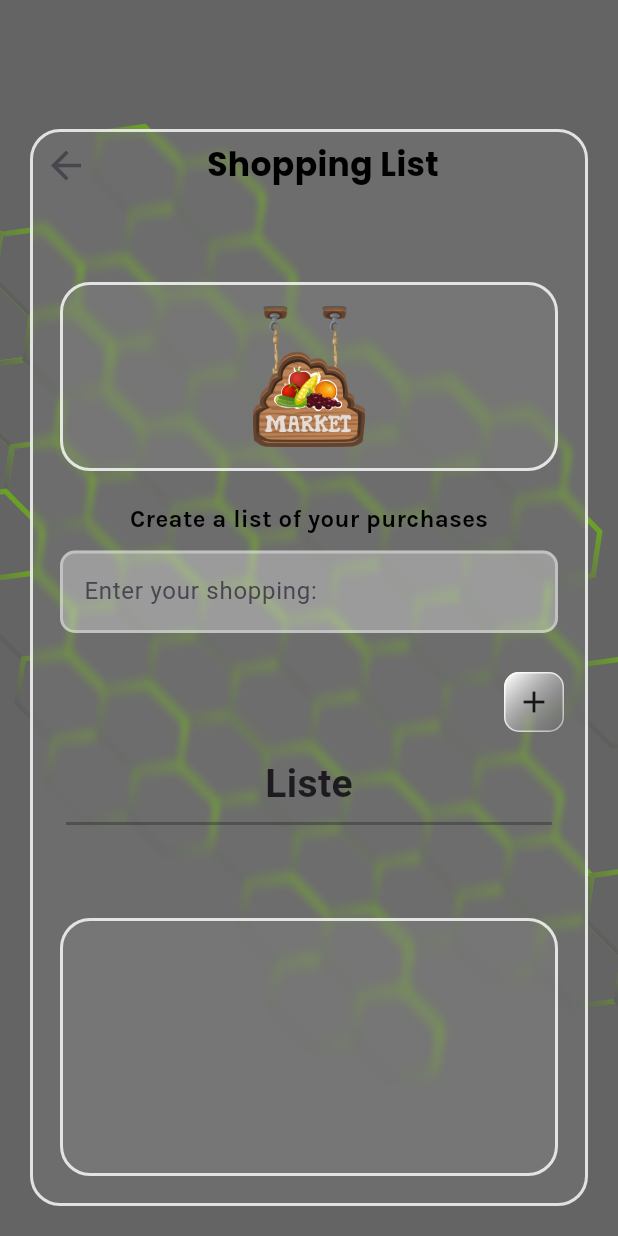
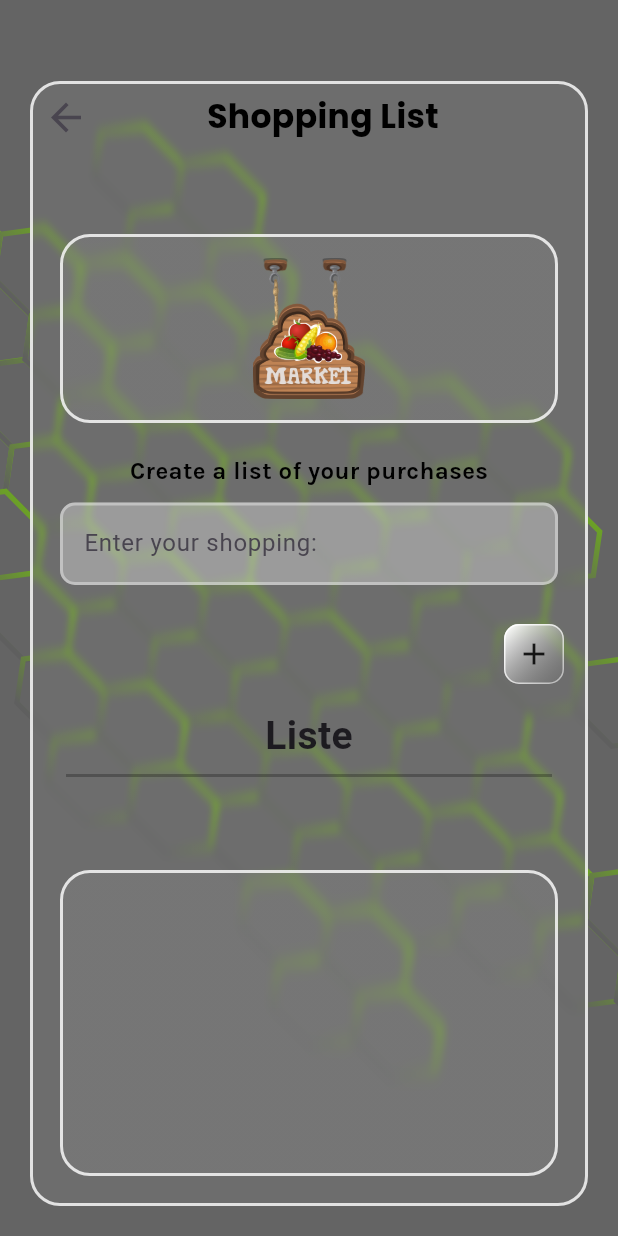
Before and after one commit to mfranky78/FamilyBoard, a Flutter app: the ShoppingPage screen opened directly, after a tap on the "add" icon, on a phone screen of 412 x 824 dp. Run offline on Flutter 3.47's test engine with Material 3 defaults, Android fonts, the phone set to English and light mode, and no system bars; drawn by our look-alikes of glassmorphism; our stand-ins replace animated_splash_screen, cloud_firestore, equatable, firebase_auth, firebase_core, firebase_storage and 8 more; missing offline and left inert: flutter_simple_calculator, onboarding; accounts and stored records are empty.

Commit message:
delete padding

```diff
--- a/lib/list_todo/list_page.dart
+++ b/lib/list_todo/list_page.dart
@@ -16,8 +16,6 @@ class ListPage extends StatelessWidget {
         body: Stack(
           children: [
             HoneycombBackground(
-             child: Padding(
-              padding: const EdgeInsets.fromLTRB(0, 32, 0, 0),
              child: ContainerGlassFlex(
                child: Column(
                  children: [
@@ -74,7 +72,6 @@ class ListPage extends StatelessWidget {
                    ),
                  ],
                ),
-              ),
              ))
           ],
         ));
--- a/lib/list_todo/shopping/shopping_page.dart
+++ b/lib/list_todo/shopping/shopping_page.dart
@@ -32,12 +32,12 @@ class _ShoppingPageState extends State<ShoppingPage> {
         'text': todoText,
       });
       _textEditingController.clear();
-      print('Subcollection "shopping" erfolgreich erstellt.');
+      debugPrint('Subcollection "shopping" erfolgreich erstellt.');
     } else {
-      print('Eingabe ist leer.');
+      debugPrint('Eingabe ist leer.');
     }
   } catch (e) {
-    print('Fehler beim Erstellen der Subcollection "shopping": $e');
+    debugPrint('Fehler beim Erstellen der Subcollection "shopping": $e');
   }
 }
 
@@ -57,8 +57,6 @@ class _ShoppingPageState extends State<ShoppingPage> {
       resizeToAvoidBottomInset: false,
         body: Stack(children: [
           HoneycombBackground(
-          child: Padding(
-              padding: const EdgeInsets.fromLTRB(0,32,0,0),
           child: ContainerGlassFlex(
             child: Column(children: [
               Row(children: [
@@ -149,7 +147,6 @@ class _ShoppingPageState extends State<ShoppingPage> {
               ),
             ]),
           ),
-            ),
           )
         ]));
   }
--- a/lib/target/target_page.dart
+++ b/lib/target/target_page.dart
@@ -14,8 +14,6 @@ class TargetPage extends StatelessWidget {
        body:  Stack(
         children: [
           HoneycombBackground(
-           child: Padding(
-              padding: const EdgeInsets.fromLTRB(0, 32, 0, 0),
            child: ContainerGlassFlex(
              child: Column(
                children: [
@@ -55,7 +53,6 @@ class TargetPage extends StatelessWidget {
                icon: Icons.settings,
                text:  Text('ToDo Settings',style: kTextHeadLine9)),
                        ],),
-              ),
            ))
          ],
      ) );
--- a/lib/target/target_points_page.dart
+++ b/lib/target/target_points_page.dart
@@ -76,8 +76,6 @@ Future<double> _getUserProgress() async {
         resizeToAvoidBottomInset: false,
         body: Stack(children: [
           HoneycombBackground(
-           child: Padding(
-              padding: const EdgeInsets.fromLTRB(0, 32, 0, 0),
            child: ContainerGlassFlex(
                child: Center(
              child: Column(children: [
@@ -179,7 +177,7 @@ Future<double> _getUserProgress() async {
                  ),
                ),
              ]),
-              ))))
+           )))
         ]));
   }
 }
--- a/lib/target/target_setting_page.dart
+++ b/lib/target/target_setting_page.dart
@@ -94,8 +94,6 @@ class _TargetSettingsPageState extends State<TargetSettingsPage> {
           : Stack(
         children: [
           HoneycombBackground(
-           child: Padding(
-              padding: const EdgeInsets.fromLTRB(0, 32, 0, 0),
            child: ContainerGlassFlex(
              child: Column(
                children: [
@@ -170,7 +168,6 @@ class _TargetSettingsPageState extends State<TargetSettingsPage> {
              ),
            ),
           ),
-          ),
         ],
       ),
     );
--- a/lib/target/target_wish_page.dart
+++ b/lib/target/target_wish_page.dart
@@ -64,8 +64,6 @@ class _WishPageState extends State<WishPage> {
         body: Stack(
           children: [
             HoneycombBackground(
-             child: Padding(
-              padding: const EdgeInsets.fromLTRB(0, 32, 0, 0),
              child: ContainerGlassFlex(
                child: Column(
                  children: [
@@ -153,7 +151,6 @@ class _WishPageState extends State<WishPage> {
                    ),
                  ],
                ),
-              ),
              ))
           ],
         ));
--- a/lib/team/memeber_invitaion_page.dart
+++ b/lib/team/memeber_invitaion_page.dart
@@ -133,8 +133,6 @@ class _MemberInvitationPageState extends State<MemberInvitationPage> {
       body: Stack(
         children: [
           HoneycombBackground(
-           child: Padding(
-              padding: const EdgeInsets.fromLTRB(0,32,0,32),
            child: ContainerGlassFlex(
              child: Column(
                children: [
@@ -177,7 +175,6 @@ class _MemberInvitationPageState extends State<MemberInvitationPage> {
              ),
            ),
           ),
-          ),
         ],
       ),
     );
--- a/lib/team/team_administration.dart
+++ b/lib/team/team_administration.dart
@@ -82,8 +82,6 @@ class _TeamAdminPageState extends State<TeamAdminPage> {
   Widget build(BuildContext context) {
     return Scaffold(
         body: HoneycombBackground(
-         child: Padding(
-            padding: const EdgeInsets.fromLTRB(0, 32, 0, 0),
          child: ContainerGlassFlex(
              child: Column(children: [
            Row(
@@ -163,7 +161,7 @@ class _TeamAdminPageState extends State<TeamAdminPage> {
                },
              ),
            )
-            ])))));
+         ]))));
   }
 }
 
--- a/lib/team/team_creation.dart
+++ b/lib/team/team_creation.dart
@@ -71,8 +71,6 @@ class _TeamCreationState extends State<TeamCreation> {
       body: Stack(
         children: [
           HoneycombBackground(
-           child: Padding(
-              padding: const EdgeInsets.fromLTRB(0,32,0,0),
            child: ContainerGlassFlex(
              child: Column(
                children: [
@@ -147,7 +145,6 @@ class _TeamCreationState extends State<TeamCreation> {
              ),
            ),
           ),
-          ),
           if (avatarImagePath != null)
             Positioned(
               bottom: 50,
--- a/lib/team/team_member_page.dart
+++ b/lib/team/team_member_page.dart
@@ -59,9 +59,7 @@ class _TeamMemberPageState extends State<TeamMemberPage> {
   Widget build(BuildContext context) {
     return Scaffold(
       body: HoneycombBackground(
-      child:  Padding(
-          padding: const EdgeInsets.fromLTRB(0, 32, 0, 0),
-          child: ContainerGlassFlex(
+      child:  ContainerGlassFlex(
         child: Column(
           children: [
             Row(
@@ -208,7 +206,6 @@ class _TeamMemberPageState extends State<TeamMemberPage> {
         ),
       ),
       ),
-      ),
     );
   }
 
--- a/lib/team/team_overview.dart
+++ b/lib/team/team_overview.dart
@@ -47,8 +47,6 @@ class TeamOverview extends StatelessWidget {
     return Scaffold(
       body: Stack(children: [
         HoneycombBackground(
-         child: Padding(
-            padding: const EdgeInsets.fromLTRB(0, 32, 0, 0),
          child: ContainerGlassFlex(
            child: Column(
              children: [
@@ -130,7 +128,6 @@ class TeamOverview extends StatelessWidget {
            ),
          ),
         ),
-        ),
       ]),
     );
   }
--- a/lib/team/team_page.dart
+++ b/lib/team/team_page.dart
@@ -34,9 +34,7 @@ class _TeamPageState extends State<TeamPage> {
       body: Stack(
         children: [
           HoneycombBackground(
-          child:  Padding(
-              padding: const EdgeInsets.fromLTRB(0, 32, 0, 0),
-              child: ContainerGlassFlex(
+          child:  ContainerGlassFlex(
             child: Column(
               children: [
                  Row(children: [
@@ -114,7 +112,6 @@ class _TeamPageState extends State<TeamPage> {
             ),
           ),
           ),
-          ),
         ],
       ),
     );
--- a/lib/team/team_profile.dart
+++ b/lib/team/team_profile.dart
@@ -47,8 +47,6 @@ class _TeamProfileState extends State<TeamProfile> {
       body: Stack(
         children: [
           HoneycombBackground(
-           child: Padding(
-              padding: const EdgeInsets.fromLTRB(0,32,0,0),
            child: ContainerGlassFlex(
              child: Column(
                children: [
@@ -109,7 +107,6 @@ class _TeamProfileState extends State<TeamProfile> {
              ),
            ),
           ),
-          ),
           if (avatarImagePath != null)
             Positioned(
               bottom: 20,
--- a/lib/team/team_settings.dart
+++ b/lib/team/team_settings.dart
@@ -21,8 +21,6 @@ class _TeamSettingsPageState extends State<TeamSettingsPage> {
         body: Stack(
       children: [
         HoneycombBackground(
-         child: Padding(
-          padding: const EdgeInsets.fromLTRB(0, 32, 0, 0),
          child: ContainerGlassFlex(
            child: Column(
              children: [
@@ -68,7 +66,6 @@ class _TeamSettingsPageState extends State<TeamSettingsPage> {
                ),
              ],
            ),
-          ),
          ))
       ],
     ));
```
Also changed, not shown: lib/list_todo/tasks_page.dart (+2 -5 lines). Lines whose indentation alone changed are shown as unchanged.
